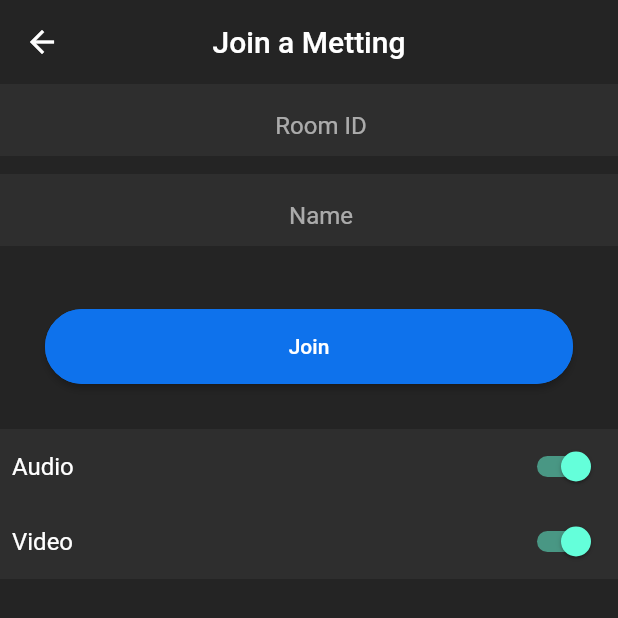
After one commit to negi-tushar/Zoom-Clone, a Flutter app: the JoinMeetingScreen screen opened by its route, after a tap on "Join", on a phone screen of 412 x 824 dp, the top half of it. The commit adds this screen. Run offline on Flutter 3.47's test engine with Material 2 defaults, Android fonts, the phone set to English and light mode, and no system bars; our stand-ins replace cloud_firestore, firebase_auth, firebase_core, google_sign_in; missing offline and left inert: jitsi_meet; accounts and stored records are empty; network calls fail.

Commit message:
finished App

```diff
--- /dev/null
+++ b/lib/screens/join_metting_screen.dart
@@ -0,0 +1,143 @@
+import 'package:flutter/material.dart';
+import 'package:jitsi_meet/jitsi_meet.dart';
+import 'package:zoom_clone/services/auth.dart';
+import 'package:zoom_clone/services/jitsi_meet_methods.dart';
+import 'package:zoom_clone/utils/colors.dart';
+import 'package:zoom_clone/widgets/meeting_options.dart';
+
+class JoinMeetingScreen extends StatefulWidget {
+  const JoinMeetingScreen({Key? key}) : super(key: key);
+
+  static const String id = '/JoinMeetingScreen';
+  @override
+  State<JoinMeetingScreen> createState() => _JoinMeetingScreenState();
+}
+
+class _JoinMeetingScreenState extends State<JoinMeetingScreen> {
+  final AuthMethods _authMethods = AuthMethods();
+  final JitsiMeetMethods _jitsiMeetMethods = JitsiMeetMethods();
+  late TextEditingController meetingController;
+  late TextEditingController nameController;
+  bool isAudioMuted = true;
+  bool isVideoMuted = true;
+
+  @override
+  void initState() {
+    meetingController = TextEditingController();
+    nameController = TextEditingController(
+      text: _authMethods.user.displayName,
+    );
+
+    super.initState();
+  }
+
+  @override
+  void dispose() {
+    nameController.dispose();
+    meetingController.dispose();
+    JitsiMeet.removeAllListeners();
+    super.dispose();
+  }
+
+  _joinMeeting() {
+    _jitsiMeetMethods.createMetting(
+        roomName: meetingController.value.text,
+        isAudioMuted: isAudioMuted,
+        isVideoMuted: isVideoMuted,
+        userName: nameController.text);
+  }
+
+  @override
+  Widget build(BuildContext context) {
+    return Scaffold(
+      appBar: AppBar(
+        centerTitle: true,
+        title: const Text('Join a Metting'),
+        backgroundColor: backgroundColor,
+        elevation: 0,
+      ),
+      body: SingleChildScrollView(
+        physics: const BouncingScrollPhysics(),
+        child: Column(
+          //  crossAxisAlignment: CrossAxisAlignment.stretch,
+          children: [
+            SizedBox(
+              height: 60,
+              child: TextField(
+                controller: meetingController,
+                maxLines: 1,
+                textAlign: TextAlign.center,
+                keyboardType: TextInputType.number,
+                decoration: const InputDecoration(
+                  fillColor: secondaryBackgroundColor,
+                  filled: true,
+                  border: InputBorder.none,
+                  hintText: 'Room ID',
+                  contentPadding: EdgeInsets.fromLTRB(16, 8, 0, 0),
+                ),
+              ),
+            ),
+            SizedBox(
+              height: 60,
+              child: TextField(
+                controller: nameController,
+                maxLines: 1,
+                textAlign: TextAlign.center,
+                keyboardType: TextInputType.name,
+                decoration: const InputDecoration(
+                  fillColor: secondaryBackgroundColor,
+                  filled: true,
+                  border: InputBorder.none,
+                  hintText: 'Name',
+                  contentPadding: EdgeInsets.fromLTRB(16, 8, 0, 0),
+                ),
+              ),
+            ),
+            const SizedBox(
+              height: 30,
+            ),
+            Padding(
+              padding: const EdgeInsets.symmetric(horizontal: 30),
+              child: ElevatedButton(
+                onPressed: _joinMeeting,
+                child: const Text('Join'),
+                style: ElevatedButton.styleFrom(
+                    primary: buttonColor,
+                    minimumSize: const Size(double.infinity, 50),
+                    shape: RoundedRectangleBorder(
+                      borderRadius: BorderRadius.circular(30),
+                      side: const BorderSide(color: buttonColor),
+                    )),
+              ),
+            ),
+            const SizedBox(
+              height: 30,
+            ),
+            MeetingOptions(
+              text: 'Audio',
+              isMute: isAudioMuted,
+              onChanged: onAudioMuted,
+            ),
+            MeetingOptions(
+              text: 'Video',
+              isMute: isVideoMuted,
+              onChanged: onvideoMuted,
+            )
+          ],
+        ),
+      ),
+    );
+  }
+
+  onAudioMuted(bool val) {
+    setState(() {
+      isAudioMuted = val;
+    });
+  }
+
+  onvideoMuted(bool val) {
+    setState(() {
+      isVideoMuted = val;
+    });
+  }
+}
--- /dev/null
+++ b/lib/services/firestore_methods.dart
@@ -0,0 +1,29 @@
+import 'package:cloud_firestore/cloud_firestore.dart';
+import 'package:firebase_auth/firebase_auth.dart';
+
+class FirestoreMethods {
+  final FirebaseFirestore _firestore = FirebaseFirestore.instance;
+  final FirebaseAuth _auth = FirebaseAuth.instance;
+
+  Stream<QuerySnapshot<Map<String, dynamic>>> get mettingsHistory => _firestore
+      .collection('users')
+      .doc(_auth.currentUser!.uid)
+      .collection('mettings')
+      .snapshots();
+
+  void addToMettingHistory(String roomName) async {
+    print('print------->${_auth.currentUser!.displayName}');
+    try {
+      await _firestore
+          .collection('users')
+          .doc(_auth.currentUser!.uid)
+          .collection('mettings')
+          .add({
+        'meeting id': roomName,
+        'StartTime': DateTime.now(),
+      });
+    } on FirebaseException catch (e) {
+      print(e.message);
+    }
+  }
+}
--- /dev/null
+++ b/lib/services/jitsi_meet_methods.dart
@@ -0,0 +1,42 @@
+import 'package:flutter/material.dart';
+import 'package:zoom_clone/services/auth.dart';
+import 'package:jitsi_meet/jitsi_meet.dart';
+
+import 'package:jitsi_meet/feature_flag/feature_flag.dart';
+import 'package:zoom_clone/services/firestore_methods.dart';
+
+class JitsiMeetMethods {
+  final FirestoreMethods _firestoreMethods = FirestoreMethods();
+  void createMetting({
+    required String roomName,
+    required bool isAudioMuted,
+    required bool isVideoMuted,
+    String userName = '',
+  }) async {
+    final AuthMethods _authMethods = AuthMethods();
+    try {
+      FeatureFlag featureFlag = FeatureFlag();
+      featureFlag.welcomePageEnabled = false;
+      featureFlag.resolution = FeatureFlagVideoResolution
+          .MD_RESOLUTION; // Limit video resolution to 360p
+      String name;
+      if (userName.isEmpty) {
+        name = _authMethods.user.displayName!;
+      } else {
+        name = userName;
+      }
+      var options = JitsiMeetingOptions(room: roomName)
+        ..subject = "Meeting with ${_authMethods.user.displayName}"
+        ..userDisplayName = name
+        ..userEmail = _authMethods.user.email
+        ..userAvatarURL = _authMethods.user.photoURL
+        ..audioMuted = isAudioMuted
+        ..videoMuted = isVideoMuted;
+
+      await JitsiMeet.joinMeeting(options);
+      _firestoreMethods.addToMettingHistory(roomName);
+    } catch (error) {
+      debugPrint("error: $error");
+    }
+  }
+}
--- /dev/null
+++ b/lib/widgets/meeting_options.dart
@@ -0,0 +1,35 @@
+import 'package:flutter/material.dart';
+import 'package:zoom_clone/utils/colors.dart';
+
+class MeetingOptions extends StatelessWidget {
+  const MeetingOptions({
+    Key? key,
+    required this.text,
+    required this.isMute,
+    required this.onChanged,
+  }) : super(key: key);
+
+  final String text;
+  final bool isMute;
+  final Function(bool) onChanged;
+  @override
+  Widget build(BuildContext context) {
+    return Container(
+      height: 50,
+      color: secondaryBackgroundColor,
+      child: Padding(
+        padding: const EdgeInsets.all(8.0),
+        child: Row(
+          mainAxisAlignment: MainAxisAlignment.spaceBetween,
+          children: [
+            Text(
+              text,
+              style: const TextStyle(fontSize: 16),
+            ),
+            Switch.adaptive(value: isMute, onChanged: onChanged)
+          ],
+        ),
+      ),
+    );
+  }
+}
--- a/pubspec.yaml
+++ b/pubspec.yaml
@@ -38,6 +38,8 @@ dependencies:
   google_sign_in: ^5.3.0
   firebase_auth: ^3.3.15
   cloud_firestore: ^3.1.13
+  jitsi_meet: ^4.0.0
+  jitsi_meet_web_plugin: ^2.0.0
 
 
 dev_dependencies:
```
Also changed, not shown: lib/main.dart (+21 -1 lines), lib/screens/historymettingscreen.dart (added, +33 -0 lines), lib/screens/home.dart (added, +85 -0 lines), lib/screens/login_screen.dart (+10 -2 lines), lib/screens/meetingscreen.dart (added, +58 -0 lines), lib/services/auth.dart (added, +53 -0 lines), lib/utils/showsnackbar.dart (added, +9 -0 lines), lib/widgets/customhomebutton.dart (added, +43 -0 lines), pubspec.lock, 3 other files.
